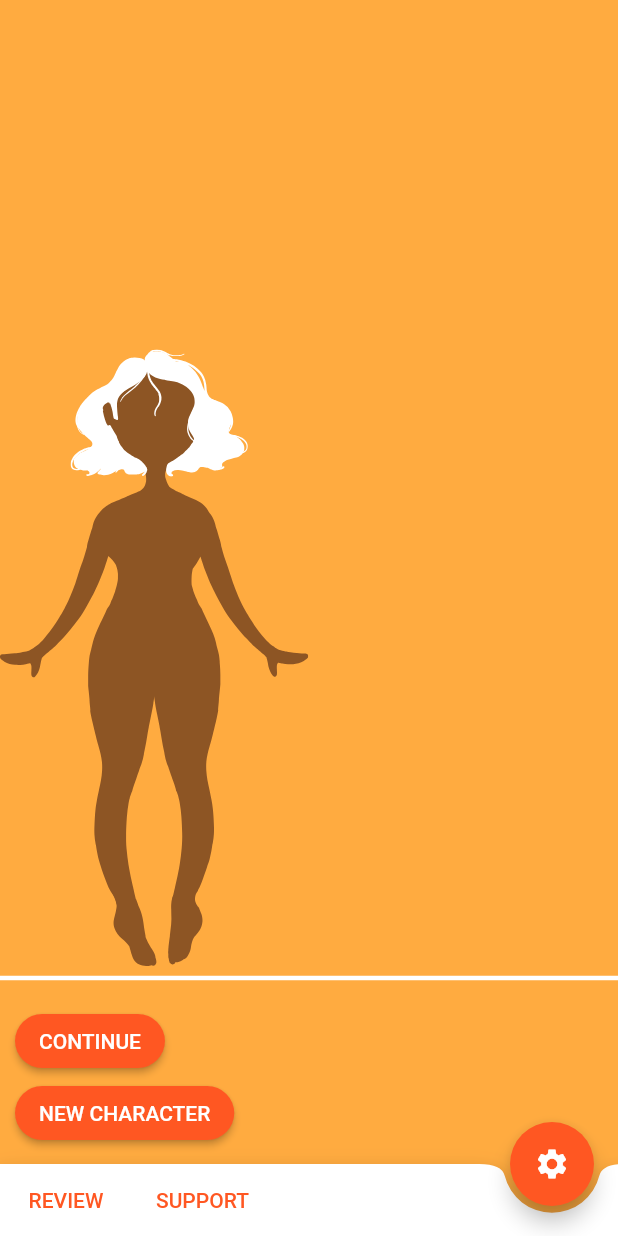
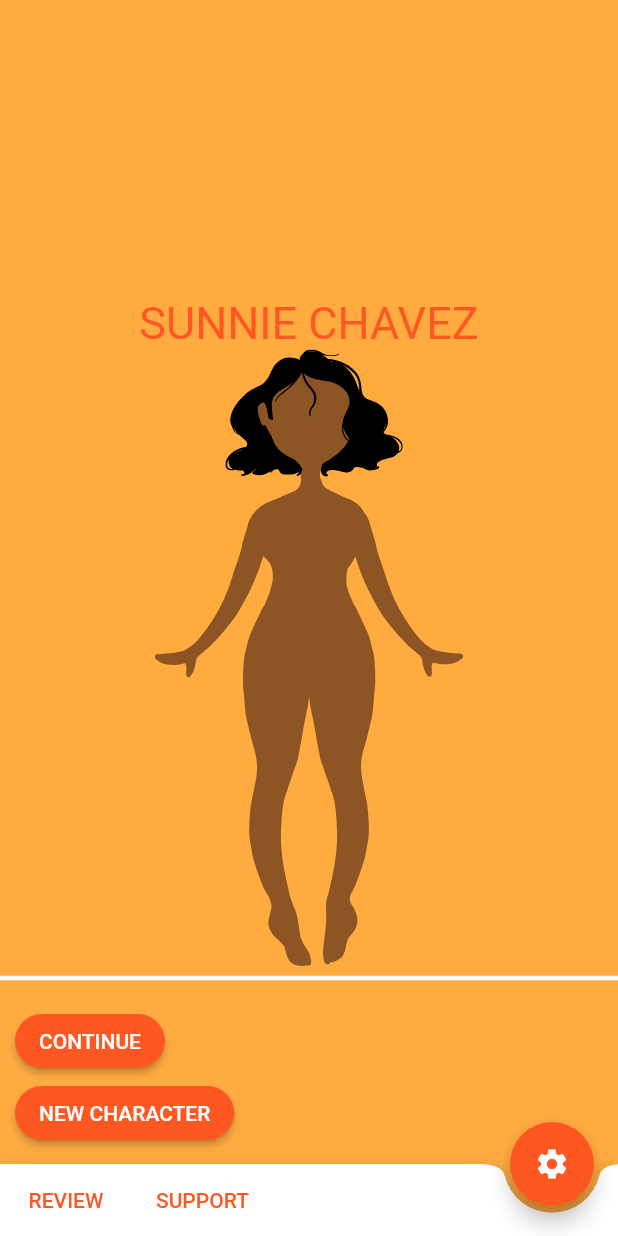
Before and after one commit to winnie-phebus/Creamsicle, a Flutter app: the screen it shows after launch, on a phone screen of 412 x 824 dp. Run offline on Flutter 3.47's test engine with Material 2 defaults, Android fonts, the phone set to English and light mode, and no system bars; our stand-ins replace flutter_svg.

Commit message:
more Sunnie fiddling

```diff
--- a/lib/main.dart
+++ b/lib/main.dart
@@ -1,4 +1,5 @@
 import 'package:creamsicle/constants.dart';
+import 'package:creamsicle/screens/loading_screen.dart';
 import 'package:creamsicle/screens/settings_screen.dart';
 import 'package:flutter/material.dart';
 import 'package:creamsicle/screens/welcome_screen.dart';
@@ -11,12 +12,13 @@ class MyApp extends StatelessWidget {
   @override
   Widget build(BuildContext context) {
     return MaterialApp(
-      title: 'Flutter Demo',
+      title: 'CreamSlices',
       theme: kOrangeThemeData,
       initialRoute: HomeScreen.id,
       routes: {
-        HomeScreen.id: (context) => HomeScreen(title: 'Flutter Demo Home Page'),
+        HomeScreen.id: (context) => HomeScreen(),
         SettingsScreen.id: (context) => SettingsScreen(),
+        LoadingScreen.id: (context) => LoadingScreen(),
       },
     );
   }
--- a/lib/screens/welcome_screen.dart
+++ b/lib/screens/welcome_screen.dart
@@ -9,7 +9,7 @@ import 'package:flutter_svg/flutter_svg.dart';
 
 class HomeScreen extends StatefulWidget {
   static String id = 'homescreen';
-  HomeScreen({Key key, this.title}) : super(key: key);
+  HomeScreen({Key key}) : super(key: key);
 
   // This widget is the home page of your application. It is stateful, meaning
   // that it has a State object (defined below) that contains fields that affect
@@ -19,8 +19,6 @@ class HomeScreen extends StatefulWidget {
   // case the title) provided by the parent (in this case the App widget) and
   // used by the build method of the State. Fields in a Widget subclass are
   // always marked "final".
-
-  final String title;
 
   @override
   _HomeScreenState createState() => _HomeScreenState();
@@ -52,8 +50,15 @@ class _HomeScreenState extends State<HomeScreen> {
           // axis because Columns are vertical (the cross axis would be
           // horizontal).
           mainAxisAlignment: MainAxisAlignment.end,
-          crossAxisAlignment: CrossAxisAlignment.start,
+          //crossAxisAlignment: CrossAxisAlignment.end,
           children: <Widget>[
+            Text(
+              'SUNNIE CHAVEZ',
+              style: TextStyle(
+                color: Theme.of(context).primaryColor,
+                fontSize: 30.0,
+              ),
+            ),
             Stack(
               children: <Widget>[
                 Padding(
@@ -77,7 +82,7 @@ class _HomeScreenState extends State<HomeScreen> {
                   ),
                   child: SvgPicture.asset(
                     'images/Wavy_Bob.svg',
-                    color: Colors.white,
+                    color: Colors.black,
                   ),
                 ),
                 /*Column(
```
Also changed, not shown: lib/screens/loading_screen.dart (+27 -0 lines).
